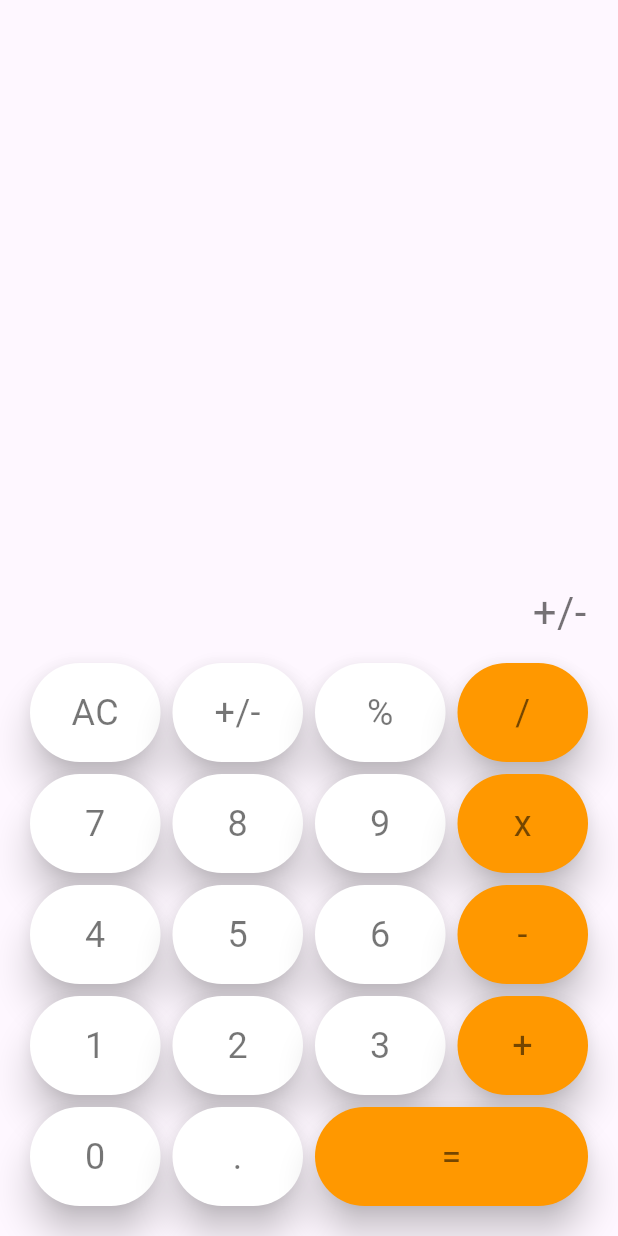
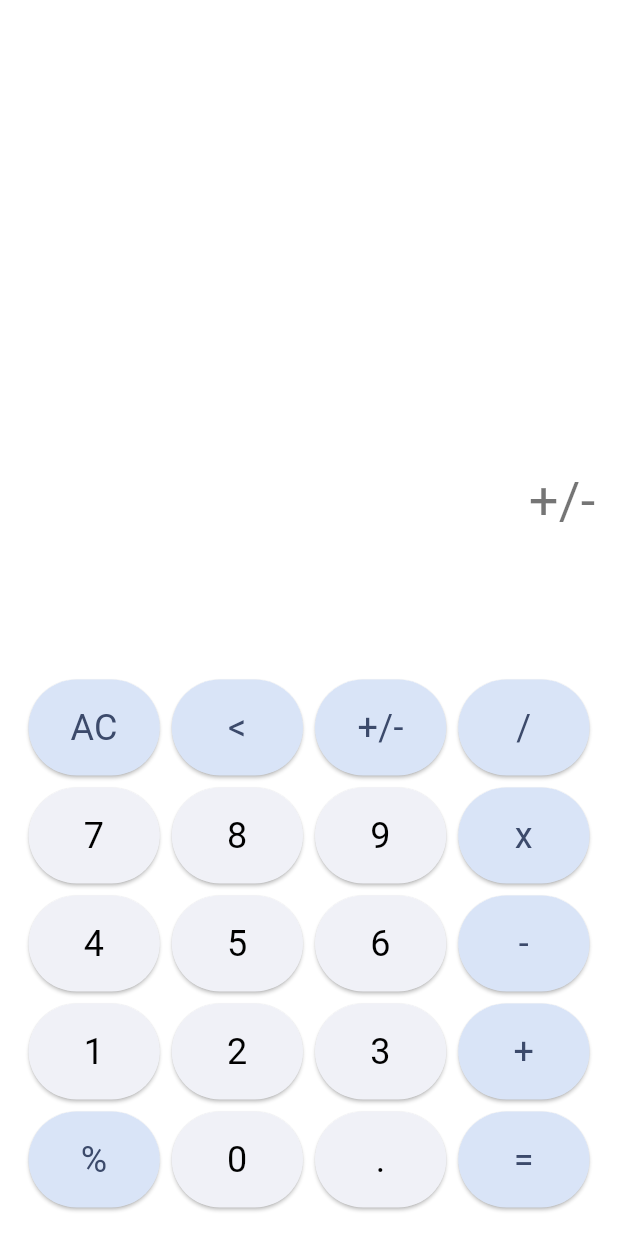
Before and after one commit to SoeYuLay/Calculator, a Flutter app: the screen it shows after launch, after a tap on "+/-", on a phone screen of 412 x 824 dp. Run offline on Flutter 3.47's test engine with Material 3 defaults, Android fonts, the phone set to English and light mode, and no system bars; our stand-ins replace math_expressions.

Commit message:
initial commit

```diff
--- /dev/null
+++ b/lib/app_colors.dart
@@ -0,0 +1,19 @@
+import 'package:flutter/material.dart';
+
+class AppColors{
+
+  static const operatorColor = Color(0xFFD9E4F7);
+  static const operatorText = Color(0xFF3C4A6B);
+
+  //light
+  static const lightBackground = Colors.white;
+  static const numberColorL = Color(0xFFF0F1F7);
+  static const numberTextL = Colors.black;
+  static const valueL = Colors.black54;
+
+  //dark
+  static const darkBackground = Colors.black38;
+  static const numberColorD = Colors.grey;
+  static const numberTextD = Colors.white;
+  static const valueD = Colors.white;
+}
--- a/lib/home_screen.dart
+++ b/lib/home_screen.dart
@@ -1,6 +1,8 @@
 import 'dart:math';
 
+import 'package:calculator/app_colors.dart';
 import 'package:flutter/material.dart';
+import 'package:math_expressions/math_expressions.dart';
 
 class HomeScreen extends StatefulWidget {
   const HomeScreen({super.key});
@@ -11,139 +13,105 @@ class HomeScreen extends StatefulWidget {
 
 class _HomeScreenState extends State<HomeScreen> {
 
-  String expression = '';
-  String temp = '';
 
-  void action(String text) {
-    if(text=='AC'){
-      setState(() {
-        expression = '';
-        temp = '';
-      });
-      return;
+  String input = '';
+  String result = '';
+  var hideInput = false;
+
+
+  calculate(String value){
+    if(value == 'AC'){
+      input = "";
+      result = "";
+    }else if(value == '<'){
+      if(value.isNotEmpty){
+        input = input.substring(0,input.length-1);
+      }
+    }else if(value == '='){
+      if(value.isNotEmpty){
+        var calculateValue = input.replaceAll('x', '*');
+        Parser p = Parser();
+        Expression expression = p.parse(calculateValue);
+        ContextModel cm = ContextModel();
+        var finalValue = expression.evaluate(EvaluationType.REAL, cm);
+        result = finalValue.toString();
+        if(result.endsWith('.0')){
+          result = result.substring(0,result.length-2);
+        }
+        input = result;
+        hideInput = true;
+      }
+    }else{
+      input +=value;
+      hideInput = false;
+    }
+    setState(() {});
   }
 
-    if (text == '='){
-      // 5+10 -> =
-      // 5,+,10
-      RegExp regExp = RegExp(r'(\d+.\d+|\d+\+|\-|\x|\/|\%)');
-      List<String> result = regExp.allMatches(expression).map((mobj)=>mobj.group(0)!).toList();
-      // int a = int.parse(result[0]);
-      // String op = result[1];
-      // int b= int.parse(result[2]);
-      // String ans = '';
-
-      // 5 + 3 - 2 + 7
-      List<String> ops = [];
-      List<int> numbers = [];
-      if (result.length == 2 && result[1] == '%'){
-        setState(() {
-          expression = '${int.parse(result[0])/100}';
-        });
+  bool isOperator(String text){
+    return ['AC','<','+/-','/','x','-','+','=','%'].contains(text);
   }
 
-      for(int i=0;i<result.length;i++){
-        if(i%2 == 0) numbers.add(int.parse(result[i]));
-        else ops.add(result[i]);
-      }
 
-      print(ops);
-      print(numbers);
-      int index = 1;
-      int a = numbers[0], b=numbers[index],ans = 0;
-      for(String op in ops){
-
-        switch(op){
-          case "+": ans = a+b; break;
-          case "-": ans = a-b; break;
-          case "x": ans = a*b; break;
-          case "/": ans = a~/b; break;
-        }
-
-        a = ans;
-        if(ops.length == 1 || index == ops.length) break;
-        b = numbers[++index];
-      }
-
-      setState(() {
-        temp = expression;
-        expression = ans.toString();
-      });
-
-    }else{
-
-      setState(() {
-        temp = '';
-        expression += text;
-      });
-    }
-  }
-
-  Widget buildCard(String text, {int flex = 1}) {
-    Color color = (text == '/' ||
-        text == 'x' ||
-        text == '+' ||
-        text == '-' ||
-        text == '=')
-        ? Colors.orange
-        : Colors.white;
-    return Expanded(
-      flex: flex,
-      child: InkWell(
-        borderRadius: BorderRadius.circular(200),
-        splashColor: Colors.orange,
-        hoverColor: Colors.black12,
-        onTap: () => action(text),
-        child: Card(
-          color: color,
-          elevation: 10,
-          shape:
-          RoundedRectangleBorder(borderRadius: BorderRadius.circular(200)),
-          child: Padding(
-            padding: const EdgeInsets.all(16.0),
-            child: Text(
-              text,
-              style: TextStyle(fontSize: 24, color: Colors.black54),
-              textAlign: TextAlign.center,
-            ),
-          ),
-        ),
-      ),
-    );
-  }
 
   @override
   Widget build(BuildContext context) {
+    final isDark = Theme.of(context).brightness == Brightness.dark;
+
+    Widget buildCard(String text) {
+      Color cardColor = isOperator(text) ? AppColors.operatorColor : (isDark ? AppColors.numberColorD : AppColors.numberColorL);
+      Color cardTextColor = isOperator(text) ? AppColors.operatorText : (isDark ? AppColors.numberTextD : AppColors.numberTextL);
+      return Expanded(
+          flex: 1,
+          child: InkWell(
+            borderRadius: BorderRadius.circular(200),
+            splashColor: const Color(0xFFD9E4F7),
+            hoverColor: Colors.black12,
+            onTap: ()=>calculate(text),
+            child: Card(
+              color: cardColor,
+              shape: RoundedRectangleBorder(borderRadius: BorderRadius.circular(50)),
+              child: Padding(
+                padding: const EdgeInsets.all(15.0),
+                child: Text(text,textAlign: TextAlign.center,
+                    style: TextStyle(
+                        fontSize: 24,
+                        color: cardTextColor
+                    )),
+              ),
+            ),
+          ));
+    }
+
     return Scaffold(
-      body: Padding(
-        padding: const EdgeInsets.all(16.0),
+      backgroundColor: Theme.of(context).colorScheme.surface,
+      body: SafeArea(
+        child: Padding(
+          padding: const EdgeInsets.all(15.0),
           child: Column(
             mainAxisAlignment: MainAxisAlignment.end,
             mainAxisSize: MainAxisSize.max,
             children: [
               Align(
                   alignment: Alignment.centerRight,
-                child: Padding(
-                  padding: const EdgeInsets.only(bottom: 10.0,right: 5.0),
-                  child: Text(temp, style: TextStyle(fontSize: 28, color: Colors.black54),),
-                )),
+                  child: Text(hideInput ? " " : input,
+                      style: TextStyle(fontSize: 35, color: isDark ? AppColors.valueD : AppColors.valueL))),
+              const SizedBox(height: 20),
               Align(
                 alignment: Alignment.centerRight,
-                child: Padding(
-                  padding: const EdgeInsets.only(bottom: 10.0,right: 5.0),
-                  child: Text(expression, style: TextStyle(fontSize: 28, color: Colors.black54),),
-                )),
+                child: Text(result,
+                    style: TextStyle(fontSize: 35, color: isDark ? AppColors.valueD : AppColors.valueL)),
+              ),
+              const SizedBox(height: 20),
               Row(
-              mainAxisSize: MainAxisSize.max,
                 children: [
                   buildCard('AC'),
+                  buildCard('<'),
                   buildCard('+/-'),
-                buildCard('%'),
                   buildCard('/'),
                 ],
               ),
               Row(
-              mainAxisSize: MainAxisSize.max,
                 children: [
                   buildCard('7'),
                   buildCard('8'),
@@ -152,7 +120,6 @@ class _HomeScreenState extends State<HomeScreen> {
                 ],
               ),
               Row(
-              mainAxisSize: MainAxisSize.max,
                 children: [
                   buildCard('4'),
                   buildCard('5'),
@@ -161,7 +128,6 @@ class _HomeScreenState extends State<HomeScreen> {
                 ],
               ),
               Row(
-              mainAxisSize: MainAxisSize.max,
                 children: [
                   buildCard('1'),
                   buildCard('2'),
@@ -170,14 +136,15 @@ class _HomeScreenState extends State<HomeScreen> {
                 ],
               ),
               Row(
-              mainAxisSize: MainAxisSize.max,
                 children: [
+                  buildCard('%'),
                   buildCard('0'),
                   buildCard('.'),
-                buildCard('=', flex: 2),
+                  buildCard('='),
+                ],
+              )
             ],
           ),
-          ],
         ),
       ),
     );
--- a/lib/main.dart
+++ b/lib/main.dart
@@ -1,4 +1,5 @@
 import 'package:calculator/home_screen.dart';
+import 'package:calculator/theme.dart';
 import 'package:flutter/material.dart';
 
 void main() {
@@ -13,10 +14,9 @@ class MyApp extends StatelessWidget {
   Widget build(BuildContext context) {
     return MaterialApp(
       title: 'Calculator',
-      theme: ThemeData(
-        colorScheme: ColorScheme.fromSeed(seedColor: Colors.deepPurple),
-        useMaterial3: true,
-      ),
+      debugShowCheckedModeBanner: false,
+      theme: lightMode,
+      darkTheme: darkMode,
       home: const HomeScreen(),
     );
   }
--- /dev/null
+++ b/lib/theme.dart
@@ -0,0 +1,16 @@
+import 'package:calculator/app_colors.dart';
+import 'package:flutter/material.dart';
+
+ThemeData lightMode = ThemeData(
+  brightness: Brightness.light,
+  colorScheme: const ColorScheme.light(
+    surface: AppColors.lightBackground
+  ),
+);
+
+ThemeData darkMode = ThemeData(
+  brightness: Brightness.dark,
+  colorScheme: const ColorScheme.dark(
+    surface: AppColors.darkBackground
+  )
+);
--- a/pubspec.yaml
+++ b/pubspec.yaml
@@ -35,6 +35,7 @@ dependencies:
   # The following adds the Cupertino Icons font to your application.
   # Use with the CupertinoIcons class for iOS style icons.
   cupertino_icons: ^1.0.6
+  math_expressions: ^2.6.0
 
 dev_dependencies:
   flutter_test:
```
Also changed, not shown: pubspec.lock, 66 other files. Lines whose indentation alone changed are shown as unchanged.
